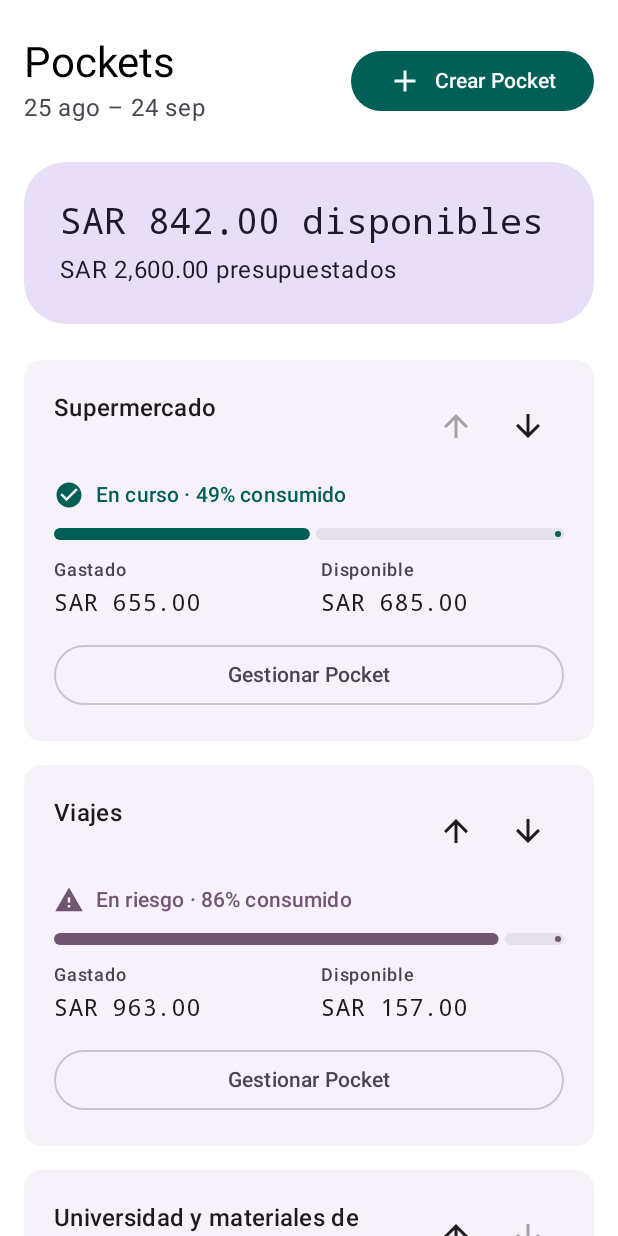
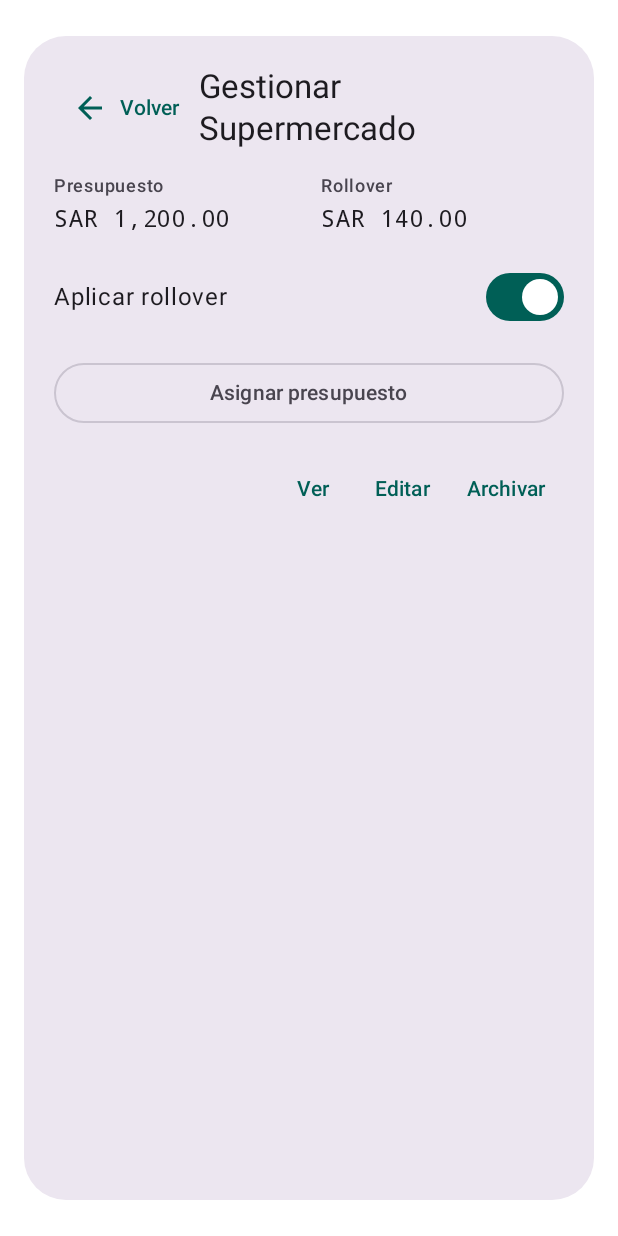
Before and after one commit to AIF31/Financial-App, an Android app built with Jetpack Compose: the composable PocketsOverviewPreview shown on its own in the app's theme, after a tap on "Gestionar Pocket", on a phone screen of 412 x 824 dp. Run offline under Robolectric (Android 15) with nearby library versions, the phone set to English and light mode, and no system bars; 1 other tap on this screen came first.

Commit message:
fix: finalize prototype task flows

```diff
--- a/app/src/main/java/com/aif31/pocket/ui/prototype/PrototypeScreens.kt
+++ b/app/src/main/java/com/aif31/pocket/ui/prototype/PrototypeScreens.kt
@@ -58,8 +58,8 @@ import androidx.compose.ui.focus.FocusRequester
 import androidx.compose.ui.focus.focusRequester
 import androidx.compose.ui.graphics.Color
 import androidx.compose.ui.graphics.vector.ImageVector
+import androidx.compose.ui.semantics.LiveRegionMode
 import androidx.compose.ui.semantics.Role
-import androidx.compose.ui.semantics.LiveRegionMode
 import androidx.compose.ui.semantics.contentDescription
 import androidx.compose.ui.semantics.error
 import androidx.compose.ui.semantics.liveRegion
@@ -306,6 +306,10 @@ fun QuickExpensePrototype(
     onDateTimeChange: (String) -> Unit = {},
     onNoteChange: (String) -> Unit = {},
 ) {
+    state.saveFeedback?.let { message ->
+        QuickExpenseSuccess(message = message, onReturnToContext = onBack, modifier = modifier)
+        return
+    }
     val amountFocusRequester = remember { FocusRequester() }
     LaunchedEffect(amountFocusRequester) {
         withFrameNanos { }
@@ -356,27 +360,6 @@ fun QuickExpensePrototype(
                 contentPadding = PaddingValues(horizontal = 16.dp, vertical = 16.dp),
                 verticalArrangement = Arrangement.spacedBy(24.dp),
             ) {
-                state.saveFeedback?.let { message ->
-                    item {
-                        Surface(
-                            modifier = Modifier
-                                .fillMaxWidth()
-                                .semantics { liveRegion = LiveRegionMode.Polite },
-                            color = MaterialTheme.colorScheme.primaryContainer,
-                            contentColor = MaterialTheme.colorScheme.onPrimaryContainer,
-                            shape = MaterialTheme.shapes.large,
-                        ) {
-                            Row(
-                                modifier = Modifier.padding(16.dp),
-                                horizontalArrangement = Arrangement.spacedBy(8.dp),
-                                verticalAlignment = Alignment.CenterVertically,
-                            ) {
-                                Icon(Icons.Default.CheckCircle, contentDescription = null)
-                                Text(message, style = MaterialTheme.typography.titleMedium)
-                            }
-                        }
-                    }
-                }
                 item {
                     OutlinedTextField(
                         value = state.amount,
@@ -442,6 +425,37 @@ fun QuickExpensePrototype(
                     }
                 }
             }
+        }
+    }
+}
+
+@Composable
+private fun QuickExpenseSuccess(
+    message: String,
+    onReturnToContext: () -> Unit,
+    modifier: Modifier = Modifier,
+) {
+    Box(modifier = modifier.fillMaxSize(), contentAlignment = Alignment.Center) {
+        Column(
+            modifier = Modifier
+                .widthIn(max = 420.dp)
+                .padding(24.dp)
+                .semantics { liveRegion = LiveRegionMode.Polite },
+            horizontalAlignment = Alignment.CenterHorizontally,
+            verticalArrangement = Arrangement.spacedBy(16.dp),
+        ) {
+            Icon(
+                Icons.Default.CheckCircle,
+                contentDescription = null,
+                tint = MaterialTheme.colorScheme.primary,
+                modifier = Modifier.size(40.dp),
+            )
+            Text(message, style = MaterialTheme.typography.headlineSmall)
+            Text(
+                "El movimiento ya está reflejado en tu periodo.",
+                color = MaterialTheme.colorScheme.onSurfaceVariant,
+            )
+            Button(onClick = onReturnToContext) { Text("Volver a Inicio") }
         }
     }
 }
@@ -556,12 +570,27 @@ fun PocketsOverviewPrototype(
 ) {
     BoxWithConstraints(modifier = modifier.fillMaxSize()) {
         val wide = maxWidth >= 600.dp
+        val scrollState = rememberScrollState()
+        val managingPocket = state.managingPocketId
+            ?.let { id -> state.pockets.firstOrNull { it.id == id } }
+        if (managingPocket != null) {
+            Box(
+                modifier = Modifier
+                    .align(Alignment.TopCenter)
+                    .fillMaxSize()
+                    .widthIn(max = PrototypeContentMaxWidth)
+                    .padding(horizontal = if (wide) 32.dp else 16.dp, vertical = 24.dp),
+            ) {
+                PocketManagementSurface(managingPocket, onAction)
+            }
+            return@BoxWithConstraints
+        }
         Column(
             modifier = Modifier
                 .align(Alignment.TopCenter)
                 .fillMaxWidth()
                 .widthIn(max = PrototypeContentMaxWidth)
-                .verticalScroll(rememberScrollState())
+                .verticalScroll(scrollState)
                 .padding(horizontal = if (wide) 32.dp else 16.dp, vertical = 24.dp),
             verticalArrangement = Arrangement.spacedBy(24.dp),
         ) {
@@ -616,9 +645,6 @@ fun PocketsOverviewPrototype(
                     wide = wide,
                     onAction = onAction,
                 )
-                state.managingPocketId
-                    ?.let { id -> state.pockets.firstOrNull { it.id == id } }
-                    ?.let { pocket -> PocketManagementSurface(pocket, onAction) }
             }
         }
     }
@@ -704,12 +730,18 @@ private fun PocketManagementCard(
             PocketStatus(pocket)
             PocketProgressIndicator(pocket)
             Row(modifier = Modifier.fillMaxWidth(), horizontalArrangement = Arrangement.spacedBy(16.dp)) {
+                PocketValue("Presupuesto", pocket.budget, Modifier.weight(1f))
+                PocketValue("Rollover", pocket.rollover, Modifier.weight(1f))
+            }
+            Row(modifier = Modifier.fillMaxWidth(), horizontalArrangement = Arrangement.spacedBy(16.dp)) {
                 PocketValue("Gastado", pocket.spending, Modifier.weight(1f))
                 PocketValue("Disponible", pocket.availability, Modifier.weight(1f))
             }
             OutlinedButton(
-                onClick = { onAction(PocketManagementAction.Open(pocket.id)) },
-                modifier = Modifier.fillMaxWidth(),
+                onClick = { onAction(PocketManagementAction.OpenManagement(pocket.id)) },
+                modifier = Modifier
+                    .fillMaxWidth()
+                    .semantics { contentDescription = "Gestionar ${pocket.name}" },
             ) {
                 Text("Gestionar Pocket")
             }
@@ -724,15 +756,35 @@ private fun PocketManagementSurface(
     modifier: Modifier = Modifier,
 ) {
     Surface(
-        modifier = modifier.fillMaxWidth(),
+        modifier = modifier.fillMaxSize(),
         color = MaterialTheme.colorScheme.surfaceContainerHigh,
         shape = MaterialTheme.shapes.extraLarge,
     ) {
         Column(
-            modifier = Modifier.padding(20.dp),
+            modifier = Modifier
+                .fillMaxSize()
+                .verticalScroll(rememberScrollState())
+                .padding(20.dp),
             verticalArrangement = Arrangement.spacedBy(16.dp),
         ) {
-            Text("Gestionar ${pocket.name}", style = MaterialTheme.typography.titleLarge)
+            Row(
+                modifier = Modifier.fillMaxWidth(),
+                verticalAlignment = Alignment.CenterVertically,
+            ) {
+                TextButton(
+                    onClick = { onAction(PocketManagementAction.CloseManagement) },
+                    modifier = Modifier.semantics { contentDescription = "Volver a Pockets" },
+                ) {
+                    Icon(Icons.AutoMirrored.Filled.ArrowBack, contentDescription = null)
+                    Spacer(Modifier.size(8.dp))
+                    Text("Volver")
+                }
+                Text(
+                    "Gestionar ${pocket.name}",
+                    style = MaterialTheme.typography.titleLarge,
+                    modifier = Modifier.weight(1f),
+                )
+            }
             Row(modifier = Modifier.fillMaxWidth(), horizontalArrangement = Arrangement.spacedBy(16.dp)) {
                 PocketValue("Presupuesto", pocket.budget, Modifier.weight(1f))
                 PocketValue("Rollover", pocket.rollover, Modifier.weight(1f))
@@ -766,7 +818,7 @@ private fun PocketManagementSurface(
                 Text("Asignar presupuesto")
             }
             Row(modifier = Modifier.fillMaxWidth(), horizontalArrangement = Arrangement.End) {
-                TextButton(onClick = { onAction(PocketManagementAction.View(pocket.id)) }) { Text("Ver") }
+                TextButton(onClick = { onAction(PocketManagementAction.ViewDetails(pocket.id)) }) { Text("Ver") }
                 TextButton(onClick = { onAction(PocketManagementAction.Edit(pocket.id)) }) { Text("Editar") }
                 TextButton(onClick = { onAction(PocketManagementAction.Archive(pocket.id)) }) { Text("Archivar") }
             }
```
Also changed, not shown: app/src/main/java/com/aif31/pocket/ui/prototype/PrototypeModels.kt (+16 -8 lines), app/src/main/java/com/aif31/pocket/ui/prototype/PrototypePreviews.kt (+25 -16 lines), 1 other file.
